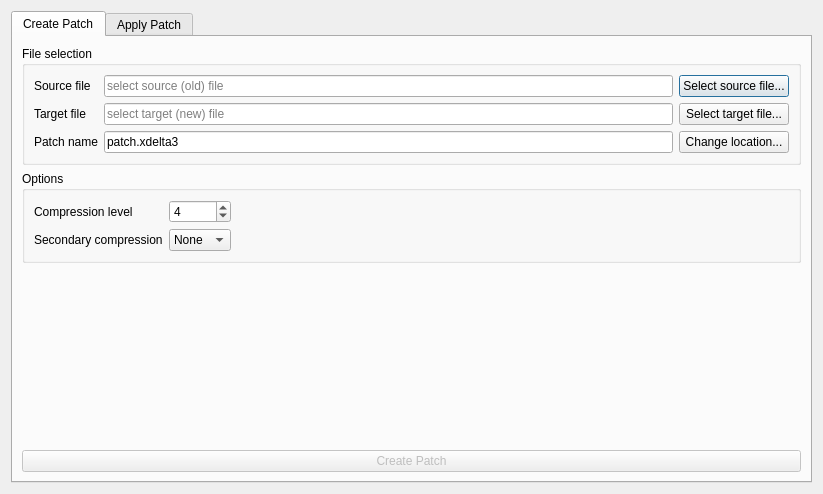
MX-Linux/xdelta3-gui, file mainwindow.ui: the form before one commit.
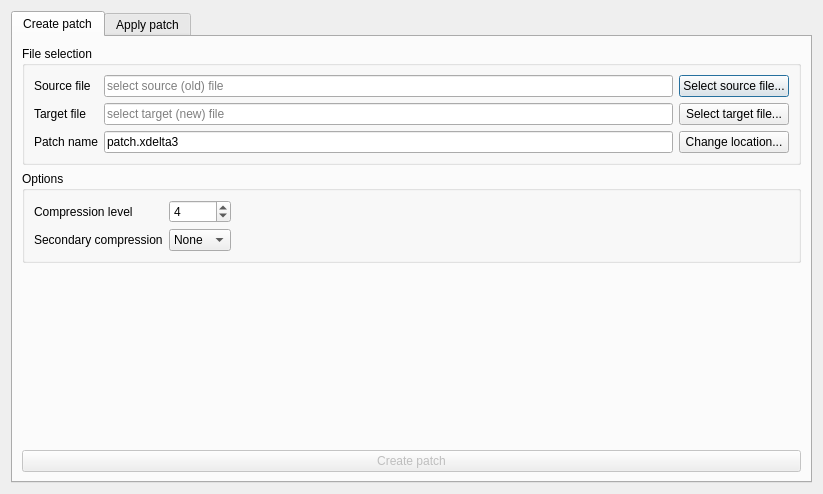
The form after the commit.

```diff
--- a/mainwindow.ui
+++ b/mainwindow.ui
@@ -21,7 +21,7 @@
      </property>
      <widget class="QWidget" name="tabCreatePatch">
       <attribute name="title">
-       <string>Create Patch</string>
+       <string>Create patch</string>
       </attribute>
       <layout class="QGridLayout" name="gridLayout_2">
        <item row="3" column="0" colspan="2">
@@ -30,7 +30,7 @@
           <bool>false</bool>
          </property>
          <property name="text">
-          <string>Create Patch</string>
+          <string>Create patch</string>
          </property>
          <property name="autoDefault">
           <bool>false</bool>
@@ -214,7 +214,7 @@
      </widget>
      <widget class="QWidget" name="tabApplyPatch">
       <attribute name="title">
-       <string>Apply Patch</string>
+       <string>Apply patch</string>
       </attribute>
       <layout class="QVBoxLayout" name="verticalLayout">
        <item>
```
Left out of the diff: 2 changed lines with no effect on the pictures.
